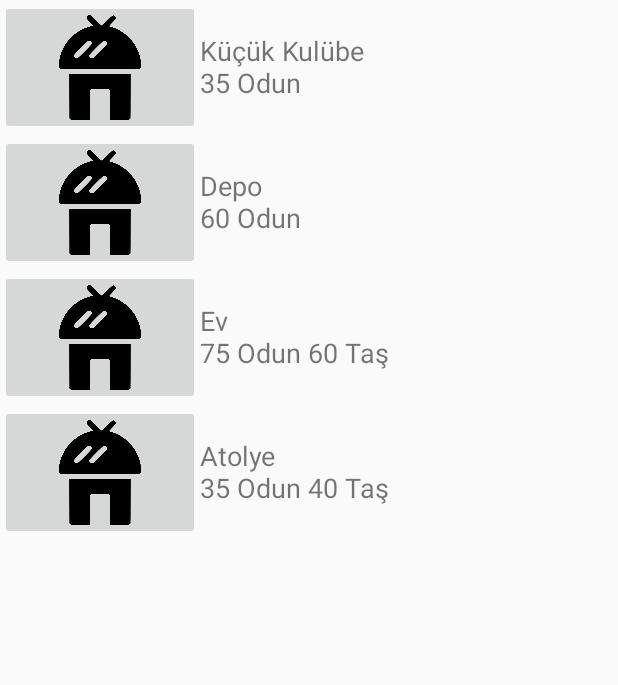
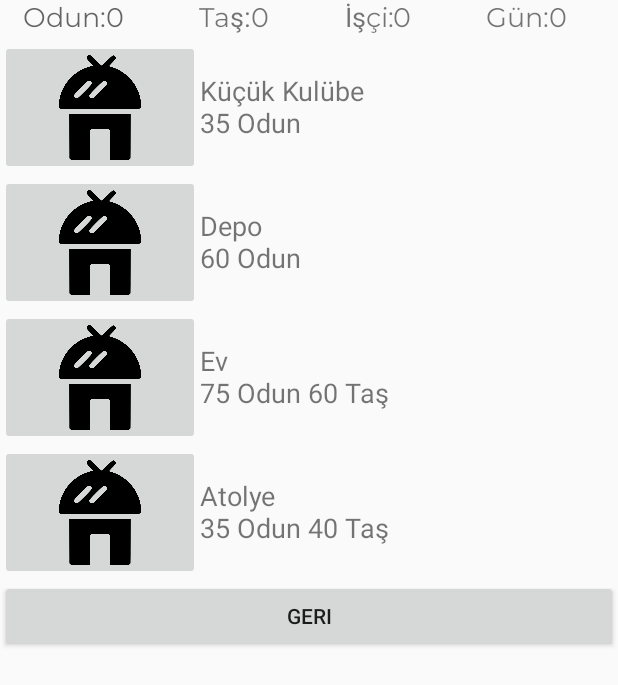
Before and after one commit to mobilproje2019/deneme, an Android app: the anaekran screen opened directly, with no data from a screen before it, after a tap on "ÜRET", on a phone screen of 412 x 824 dp. Shown: the top 685 px of the screen. Run offline under Robolectric (Android 15) with nearby library versions, the phone set to English and light mode, and no system bars; 2 other taps on this screen came first.

Commit message:
Kaynaklar class ı eklendi
Bekle Butonu eklendi
Maks odun ve taş eklendi
maks odun ve taş ın üstüne çıkılmamsı eklendi

Üret sayfasında kaynakların gösterimi
Üret sayfasında küçük kulube artık yeterli kaynak varsa yapılabiliyor
Üret sayfasındaki geri butonuna basılınca harcanmış kaynaklarla birlikte aktarılıyor.

!!!! maks odun olsa ile zaman devam ediyor bu eklenicek

```diff
--- a/app/src/main/java/com/example/deneme/anaekran.java
+++ b/app/src/main/java/com/example/deneme/anaekran.java
@@ -28,27 +28,31 @@ import android.view.ViewGroup;
 
 
 public class anaekran extends AppCompatActivity {
+
     Button b_odun;
     Button b_topla;
     Button b_uret;
     Button b_uyu;
+    Button b_bekle;
     TextView g_odun;
     TextView g_isci;
     TextView g_tas;
     TextView g_gun;
     ProgressBar zaman;
 
-    int tas=0;
-    int isci=0;
-    int odun=0;
-    int gun=0;
-    int g_zaman=0;
+    int tas=kaynaklar.tas;
+    int mtas=30;
+    int isci=kaynaklar.isci;
+    int odun=kaynaklar.odun;
+    int modun=60;
+    int gun=kaynaklar.gun;
+    int g_zaman=1;
 
     Timer tiktak = new Timer();
     Handler handler=new Handler();
 
 
-    // Timer Çalıştırığı İşlemler
+    //region Timer Çalıştırdığı İşlemler
     TimerTask tik= new TimerTask() {
         @Override
         public void run() {
@@ -56,20 +60,30 @@ public class anaekran extends AppCompatActivity {
     @Override
     public void run() {
         odun+=isci;
-        g_yaz(g_odun,odun);
+        if(odun>modun)
+            odun=modun;
+        g_yaz(g_odun,odun,modun);
     }
 });
         }
     };
+    //endregion
 
-
-    // Göstergelerin Yazdırıldığı Fonksiyon
-public void g_yaz(TextView g,int sayi){
+    //region Göstergelerin Yazdırıldığı Fonksiyon
+public void g_yaz(TextView g,int sayi,int maks){
+    if(maks!=0)
+    g.setText(String.valueOf(sayi)+"/"+String.valueOf(maks));
+else
         g.setText(String.valueOf(sayi));
 }
+//endregion
 
-public void g_zaman(int s){
+    //region Zaman ekleme gösterme fonksiyonu
+public void g_zaman(int s,char m){
+    if(m=='a')
         g_zaman+=s;
+    else
+        g_zaman=s;
     zaman.setProgress(g_zaman);
     if(g_zaman<5)
         zaman.getProgressDrawable().setColorFilter(Color.parseColor("#ffec1e"), PorterDuff.Mode.SRC_IN);
@@ -80,41 +94,61 @@ public void g_zaman(int s){
     else
         zaman.getProgressDrawable().setColorFilter(Color.parseColor("#42423e"), PorterDuff.Mode.SRC_IN);
     if(g_zaman>15)
-    {g_zaman=0; gun++; g_yaz(g_gun,gun); zaman.setProgress(g_zaman);}
+    {g_zaman=1; gun++; g_yaz(g_gun,gun,0); zaman.setProgress(g_zaman); g_zaman(0,'a');}
 }
+//endregion
 
 
     @Override
     protected void onCreate(Bundle savedInstanceState) {
         super.onCreate(savedInstanceState);
         setContentView(R.layout.activity_anaekran);
+
+
+
+//region id bağdaştırımı
     b_topla=findViewById(R.id.b_topla);
-    g_odun=findViewById(R.id.g_odun);
     b_odun=findViewById(R.id.b_odun);
-    g_isci=findViewById(R.id.g_isci);
     b_uret=findViewById(R.id.b_uret);
     b_uyu=findViewById(R.id.b_uyu);
+    b_bekle=findViewById(R.id.b_bekle);
+
+    g_odun=findViewById(R.id.g_odun);
+    g_isci=findViewById(R.id.g_isci);
     g_tas=findViewById(R.id.g_tas);
     g_gun=findViewById(R.id.g_gun);
+
     zaman=findViewById(R.id.progressBar);
+//endregion
 
+//region Başlangıç Yazdrımı
+        g_yaz(g_odun,odun,modun);g_yaz(g_tas,tas,mtas);g_yaz(g_gun,gun,0);
+//endregion
+
+//region Zaman ilk atamaları
     zaman.setMax(15);
     zaman.setProgress(g_zaman);
+    //endregion
 
-        //Timer Parametreleri ve Başlatıcısı
+//region Timer Parametreleri ve Başlatıcısı
     tiktak.schedule(tik,1000,3000);
+//endregion
 
-//Topla Butonu
+//region Topla Butonu
     b_topla.setOnClickListener(new View.OnClickListener() {
         @Override
         public void onClick(View view) {
-           if(g_zaman<13){
+           if(g_zaman+1<13){
             Random rand=new Random();
             tas+=rand.nextInt(2)+1;
             odun+=rand.nextInt(1)+1;
-g_zaman(1);
-            g_yaz(g_odun,odun);
-            g_yaz(g_tas,tas);
+            if(odun>modun)
+                odun=modun;
+            if(tas>mtas)
+                tas=mtas;
+            g_zaman(1,'a');
+            g_yaz(g_odun,odun,modun);
+            g_yaz(g_tas,tas,mtas);
         }
            else
            {
@@ -122,15 +156,19 @@ g_zaman(1);
            }
         }
     });
+    //endregion
 
-//Odun Kes Butonu
+//region Odun Kes Butonu
     b_odun.setOnClickListener(new View.OnClickListener() {
         @Override
         public void onClick(View view) {
-            if(g_zaman<13){
-            odun++;
-            g_zaman(3);
-            g_yaz(g_odun,odun);
+            if(g_zaman+3<13){
+                Random random=new Random();
+            odun+=random.nextInt(5)+3;
+            if(odun>modun)
+                odun=modun;
+            g_zaman(3,'a');
+            g_yaz(g_odun,odun,modun);
             }
         else
             Toast.makeText(anaekran.this, "Daha Fazla Çalışamazsın Lütfen Uyu", Toast.LENGTH_SHORT).show();
@@ -138,21 +176,38 @@ g_zaman(1);
         }
     });
 
+//endregion
 
+// region Uyu Butonu
+        b_uyu.setOnClickListener(new View.OnClickListener() {
+            @Override
+            public void onClick(View view) {
+                g_zaman(16,'a');
+            }
+        });
+        //endregion
+
+//region Üret Menü Butonu
     b_uret.setOnClickListener(new View.OnClickListener() {
         @Override
         public void onClick(View view) {
     Intent uret=new Intent(anaekran.this,uret.class);
+    int[] kaynak= {odun,tas,isci,gun};
+    uret.putExtra("veri",kaynak);
     startActivity(uret);
         }
     });
 
+//endregion
 
-    b_uyu.setOnClickListener(new View.OnClickListener() {
+//region Bekle butonu
+b_bekle.setOnClickListener(new View.OnClickListener() {
     @Override
     public void onClick(View view) {
-            g_zaman(16);
+        g_zaman(14,'s');
     }
 });
+//endregion
+
     }
 }
--- a/app/src/main/java/com/example/deneme/uret.java
+++ b/app/src/main/java/com/example/deneme/uret.java
@@ -2,13 +2,108 @@ package com.example.deneme;
 
 import androidx.appcompat.app.AppCompatActivity;
 
+import android.content.Intent;
 import android.os.Bundle;
+import android.widget.Button;
+import android.view.View;
+import android.widget.ImageButton;
+import android.widget.TextView;
+import android.widget.Toast;
 
 public class uret extends AppCompatActivity {
+
+    ImageButton kulube;
+    TextView g_odun;
+    TextView g_isci;
+    TextView g_tas;
+    TextView g_gun;
+    Button b_geri;
+
+    kaynaklar nesne=new kaynaklar();
+
+    int tas=0;
+    int isci=0;
+    int odun=0;
+    int gun=0;
+    int[] kaynak=new int[4];
+    int[][] yapilar={
+            {35,0,0,0,0},         // odun ,tas ,isci ,kilitlimi? ,daha önce yapıldımı
+            {60,0,0,0,0},
+            {75,60,0,0,0},
+            {35,60,0,0,0},
+                     };
+
+    //region Göstergelerin Yazdırıldığı Fonksiyon
+    public void g_yaz(TextView g,int sayi){
+        g.setText(String.valueOf(sayi));
+    }
+//endregion
+
 
     @Override
     protected void onCreate(Bundle savedInstanceState) {
         super.onCreate(savedInstanceState);
         setContentView(R.layout.activity_uret);
+
+        kulube= findViewById(R.id.kucukkulube);
+        b_geri=findViewById(R.id.b_geri);
+
+        g_odun=findViewById(R.id.g_odun);
+        g_isci=findViewById(R.id.g_isci);
+        g_tas=findViewById(R.id.g_tas);
+        g_gun=findViewById(R.id.g_gun);
+
+        //region Verilerin Diziyle Alınıp Aktarılması
+
+
+        kaynak=getIntent().getIntArrayExtra("veri");
+        odun=kaynak[0];
+        tas=kaynak[1];
+        isci=kaynak[2];
+        gun=kaynak[3];
+        g_yaz(g_odun,odun);
+        g_yaz(g_tas,tas);
+        g_yaz(g_isci,isci);
+        g_yaz(g_gun,gun);
+        //endregion f
+
+        //region kulube butonu
+        kulube.setOnClickListener(new View.OnClickListener() {
+            @Override
+            public void onClick(View view) {
+                if (yapilar[0][3]!=1 && yapilar[0][4]==0)
+                    if(yapilar[0][0]<odun && yapilar[0][1]<tas)
+                    {
+                        odun -=yapilar[0][0];
+                        tas -=yapilar[0][1];
+                        yapilar[0][4]++;
+                        g_yaz(g_odun,odun);
+                        g_yaz(g_tas,tas);
+                    }
+                else
+                   Toast.makeText(uret.this,"Yetersiz Kaynak",Toast.LENGTH_SHORT).show();
+                else
+                    Toast.makeText(uret.this,"Bu yapı önceden yapılmış yada şuanda kilitli.",Toast.LENGTH_SHORT).show();
+
+            }
+        });
+//endregion
+
+
+        b_geri.setOnClickListener(new View.OnClickListener() {
+            @Override
+            public void onClick(View view) {
+                Intent anaekran=new Intent(uret.this, anaekran.class);
+
+                kaynaklar.odun=odun;
+                kaynaklar.isci=isci;
+                kaynaklar.tas=tas;
+                kaynaklar.gun=gun;
+
+                startActivity(anaekran);
+
+            }
+        });
+
     }
 }
--- a/app/src/main/res/layout/activity_uret.xml
+++ b/app/src/main/res/layout/activity_uret.xml
@@ -18,6 +18,102 @@
             android:layout_width="match_parent"
             android:layout_height="wrap_content"
             android:orientation="vertical">
+
+            <LinearLayout
+                android:id="@+id/linearLayout"
+                android:layout_width="match_parent"
+                android:layout_height="match_parent"
+                android:layout_weight="0"
+                android:orientation="horizontal"
+                app:layout_constraintBottom_toBottomOf="parent"
+                app:layout_constraintEnd_toEndOf="parent"
+                app:layout_constraintStart_toStartOf="parent"
+                app:layout_constraintTop_toTopOf="parent"
+                app:layout_constraintVertical_bias="0.0">
+
+                <TextView
+                    android:id="@+id/g_odun2"
+                    android:layout_width="wrap_content"
+                    android:layout_height="match_parent"
+                    android:layout_weight="1"
+                    android:fontFamily="@font/montserrat"
+                    android:text="Odun:"
+                    android:textAlignment="textEnd"
+                    android:textAppearance="@style/TextAppearance.AppCompat.Medium"
+                    android:textSize="18sp" />
+
+                <TextView
+                    android:id="@+id/g_odun"
+                    android:layout_width="30dp"
+                    android:layout_height="match_parent"
+                    android:layout_weight="1"
+                    android:fontFamily="@font/montserrat"
+                    android:text="0"
+                    android:textAlignment="textStart"
+                    android:textAppearance="@style/TextAppearance.AppCompat.Medium"
+                    android:textSize="18sp" />
+
+                <TextView
+                    android:id="@+id/textView2"
+                    android:layout_width="wrap_content"
+                    android:layout_height="match_parent"
+                    android:layout_weight="1"
+                    android:fontFamily="@font/montserrat"
+                    android:text="Taş:"
+                    android:textAlignment="textEnd"
+                    android:textSize="18sp" />
+
+                <TextView
+                    android:id="@+id/g_tas"
+                    android:layout_width="30dp"
+                    android:layout_height="match_parent"
+                    android:layout_weight="1"
+                    android:fontFamily="@font/montserrat"
+                    android:text="0"
+                    android:textAlignment="textStart"
+                    android:textSize="18sp" />
+
+                <TextView
+                    android:id="@+id/textView3"
+                    android:layout_width="wrap_content"
+                    android:layout_height="wrap_content"
+                    android:layout_weight="1"
+                    android:fontFamily="@font/montserrat"
+                    android:text="İşçi:"
+                    android:textAlignment="textEnd"
+                    android:textSize="18sp" />
+
+                <TextView
+                    android:id="@+id/g_isci"
+                    android:layout_width="30dp"
+                    android:layout_height="match_parent"
+                    android:layout_weight="1"
+                    android:fontFamily="@font/montserrat"
+                    android:text="0"
+                    android:textAlignment="textStart"
+                    android:textSize="18sp" />
+
+                <TextView
+                    android:id="@+id/textView6"
+                    android:layout_width="wrap_content"
+                    android:layout_height="wrap_content"
+                    android:layout_weight="1"
+                    android:fontFamily="@font/montserrat"
+                    android:text="Gün:"
+                    android:textAlignment="textEnd"
+                    android:textSize="18sp" />
+
+                <TextView
+                    android:id="@+id/g_gun"
+                    android:layout_width="30dp"
+                    android:layout_height="match_parent"
+                    android:layout_weight="1"
+                    android:fontFamily="@font/montserrat"
+                    android:text="0"
+                    android:textAlignment="textStart"
+                    android:textSize="18sp" />
+
+            </LinearLayout>
 
             <LinearLayout
                 android:layout_width="match_parent"
@@ -57,7 +153,7 @@
                     app:srcCompat="@drawable/kucukkulube" />
 
                 <TextView
-                    android:id="@+id/textView3"
+                    android:id="@+id/textView8"
                     android:layout_width="match_parent"
                     android:layout_height="90dp"
                     android:layout_weight="1"
@@ -116,6 +212,13 @@
                     android:textSize="18sp" />
 
             </LinearLayout>
+
+            <Button
+                android:id="@+id/b_geri"
+                android:layout_width="match_parent"
+                android:layout_height="wrap_content"
+                android:layout_weight="1"
+                android:text="Geri" />
         </LinearLayout>
     </ScrollView>
 
```
Also changed, not shown: app/src/main/java/com/example/deneme/kaynaklar.java (added, +13 -0 lines), app/src/main/res/layout/activity_anaekran.xml (+35 -18 lines). Lines whose indentation alone changed are shown as unchanged.
